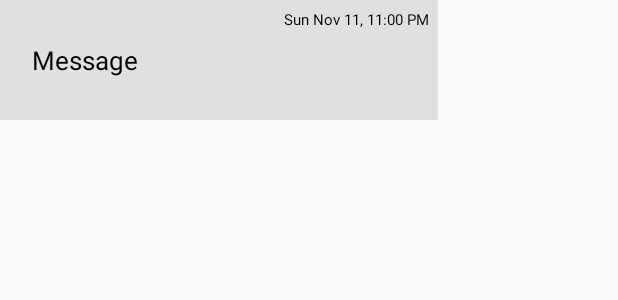
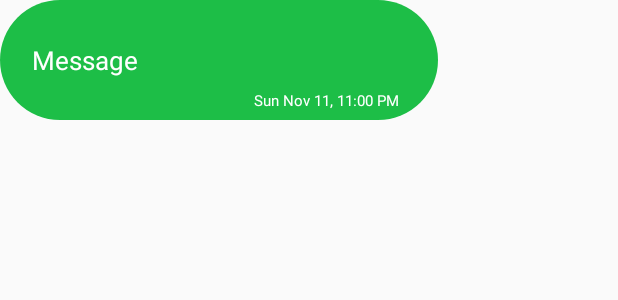
Before and after one commit to joshuajgomez/chatdaemon, an Android app: the layout layout_chat_adapter_item_left.xml on its own in the app's theme, with its tools: preview values and no code run, on a phone screen of 412 x 824 dp. Shown: the top 300 px of the screen. Run offline under Robolectric (Android 15) with nearby library versions, the light colour scheme and no system bars.

Commit message:
Modify UI

```diff
--- a/app/src/main/java/com/joshgm3z/chatdaemon/presentation/home/HomeActivity.java
+++ b/app/src/main/java/com/joshgm3z/chatdaemon/presentation/home/HomeActivity.java
@@ -93,7 +93,6 @@ public class HomeActivity extends AppCompatActivity implements IHomeView, IHomeA
 
     private void initUI() {
         ButterKnife.bind(this);
-        mTvAppTitle.setText(SharedPrefs.getInstance(this).getUser().getName());
         mIvSearch.setOnClickListener(this);
 
         mHomeChatAdapter = new HomeChatAdapter(this);
--- /dev/null
+++ b/app/src/main/res/drawable-v24/layout_rounded_green.xml
@@ -0,0 +1,13 @@
+<?xml version="1.0" encoding="UTF-8"?>
+<shape xmlns:android="http://schemas.android.com/apk/res/android">
+
+    <solid android:color="@color/green" />
+
+    <corners android:radius="50dp" />
+
+    <padding
+        android:bottom="0dp"
+        android:left="0dp"
+        android:right="0dp"
+        android:top="0dp" />
+</shape>
--- a/app/src/main/res/layout/layout_chat_adapter_item_left.xml
+++ b/app/src/main/res/layout/layout_chat_adapter_item_left.xml
@@ -4,7 +4,7 @@
     android:layout_height="80dp"
     android:layout_marginEnd="120dp"
     android:layout_weight="1"
-    android:background="@color/grey"
+    android:background="@drawable/layout_rounded_green"
     android:orientation="vertical"
     android:layout_marginBottom="15dp"
     android:padding="6dp">
@@ -14,8 +14,10 @@
         android:layout_width="wrap_content"
         android:layout_height="wrap_content"
         android:layout_alignParentEnd="true"
+        android:layout_alignParentBottom="true"
+        android:layout_marginEnd="20dp"
         android:text="Sun Nov 11, 11:00 PM"
-        android:textColor="@color/black"
+        android:textColor="@color/white"
         android:textSize="10sp" />
 
     <TextView
@@ -27,17 +29,14 @@
         android:layout_marginEnd="15dp"
         android:text="Message"
         android:textAlignment="textStart"
-        android:textColor="@color/black"
+        android:textColor="@color/white"
         android:textSize="17sp" />
 
-    <TextView
-        android:id="@+id/tv_status"
-        android:layout_width="wrap_content"
-        android:layout_height="wrap_content"
-        android:layout_alignParentEnd="true"
-        android:layout_alignParentBottom="true"
-        android:text="-1"
+    <ImageView
+        android:id="@+id/iv_chat_status"
+        android:layout_width="18dp"
+        android:layout_height="18dp"
         android:visibility="gone"
-        android:textColor="@color/yellow" />
+        android:src="@drawable/ic_seen" />
 
 </RelativeLayout>
--- a/app/src/main/res/values/colors.xml
+++ b/app/src/main/res/values/colors.xml
@@ -6,7 +6,7 @@
     <color name="white">#FFFFFF</color>
     <color name="black">#000</color>
     <color name="blue">#2196F3</color>
-    <color name="grey">#E0E0E0</color>
+    <color name="grey">#E4E4E4</color>
     <color name="yellow">#fff000</color>
     <color name="green">#1DBE47</color>
 </resources>
```
Also changed, not shown: app/src/main/java/com/joshgm3z/chatdaemon/presentation/chat/adapter/ChatViewHolder.java (+17 -3 lines), app/src/main/res/drawable-anydpi/ic_sent.xml (+4 -4 lines), app/src/main/res/drawable/layout_rounded_grey.xml (added, +13 -0 lines), app/src/main/res/layout/layout_chat_adapter_item_right.xml (+28 -19 lines), app/src/main/res/drawable-hdpi/ic_sent.png, app/src/main/res/drawable-mdpi/ic_sent.png, app/src/main/res/drawable-xhdpi/ic_sent.png, app/src/main/res/drawable-xxhdpi/ic_sent.png.
